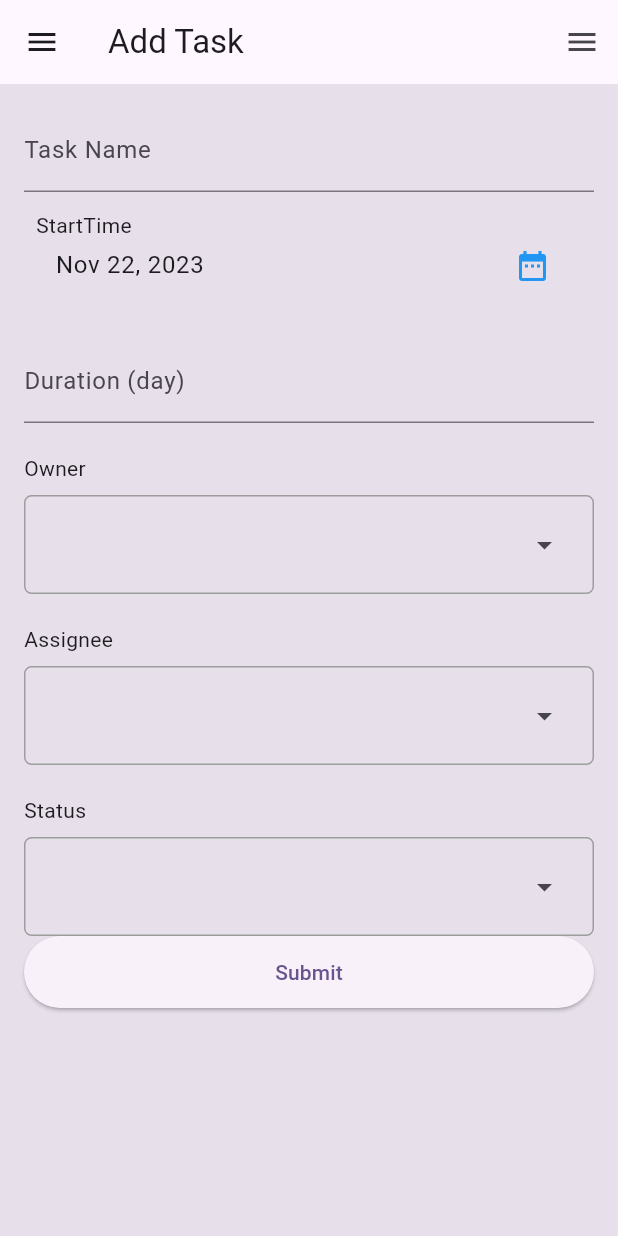
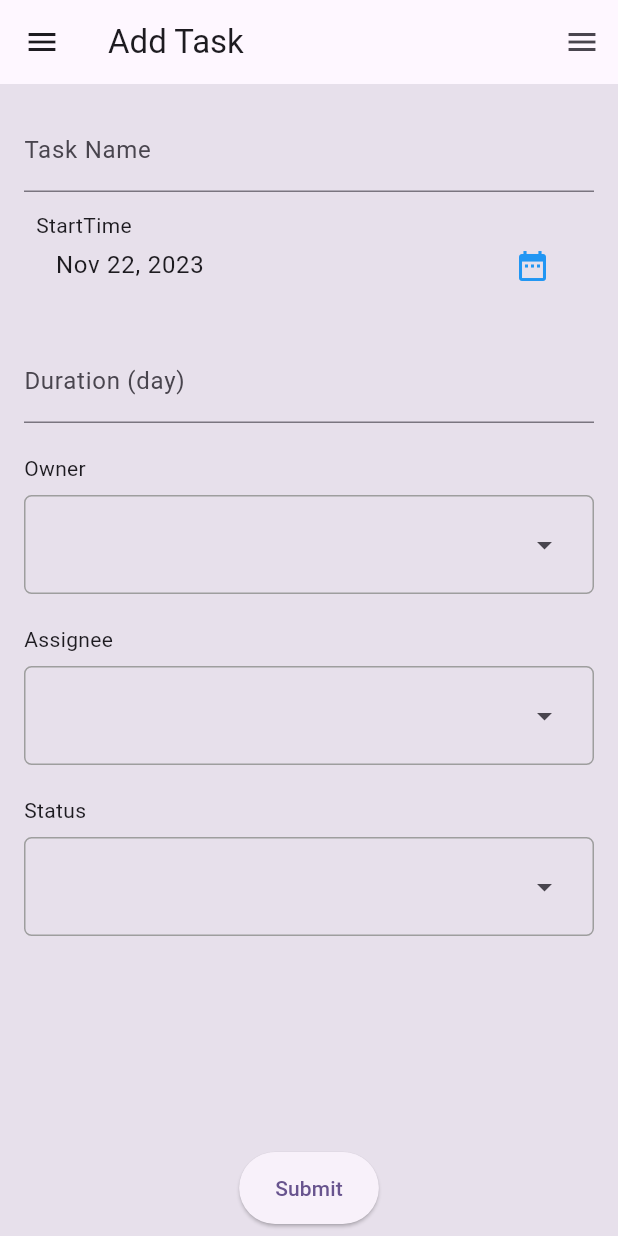
Before and after one commit to cholazzzb/amaz_corp_mobile, a Flutter app: the AddTaskScreen widget shown alone on an empty page, opened directly with empty values, on a phone screen of 412 x 824 dp. Run offline on Flutter 3.47's test engine with Material 2 defaults, Android fonts, the phone set to English and light mode, and no system bars; our stand-ins replace dio, either_dart, flutter_dotenv, flutter_native_splash, flutter_riverpod, flutter_secure_storage and 6 more; missing offline and left inert: onesignal_flutter; accounts and stored records are empty; generated files the repository leaves out were written again; network calls fail.

Commit message:
feat(app): implement scroll on add task screen

```diff
--- a/lib/feature/task/add_task_screen.dart
+++ b/lib/feature/task/add_task_screen.dart
@@ -10,7 +10,7 @@ import 'package:amaz_corp_mobile/shared/component/form/select_form_field.dart';
 import 'package:amaz_corp_mobile/shared/component/primary_button.dart';
 import 'package:amaz_corp_mobile/shared/constant/app_size.dart';
 import 'package:amaz_corp_mobile/shared/extension/numerical_range_formatter.dart';
-import 'package:amaz_corp_mobile/shared/layout/with_navigation.dart';
+import 'package:amaz_corp_mobile/shared/layout/with_navigation_custom.dart';
 import 'package:flutter/material.dart';
 import 'package:flutter/services.dart';
 import 'package:flutter_riverpod/flutter_riverpod.dart';
@@ -102,13 +102,18 @@ class _AddTaskScreenState extends ConsumerState<AddTaskScreen> {
 
     final listMember = ref.watch(getListMemberByBuildingIDProvider(buildingID));
 
-    return WithNavigationLayout(
+    return WithNavigationCustomLayout(
       title: 'Add Task',
       selectedIdx: 0,
-      child: Center(
+      child: Column(
+        mainAxisAlignment: MainAxisAlignment.spaceBetween,
+        children: [
+          Expanded(
+            child: SingleChildScrollView(
               child: Padding(
                 padding: const EdgeInsets.all(Sizes.p16),
-          child: Column(children: [
+                child: Column(
+                  children: [
                     TextFormField(
                       controller: _nameController,
                       decoration: const InputDecoration(labelText: 'Task Name'),
@@ -189,12 +194,19 @@ class _AddTaskScreenState extends ConsumerState<AddTaskScreen> {
                         });
                       },
                     ),
-            PrimaryButton(
+                  ],
+                ),
+              ),
+            ),
+          ),
+          Padding(
+            padding: const EdgeInsets.all(Sizes.p8),
+            child: PrimaryButton(
               text: "Submit",
               onPressed: submit,
+            ),
           )
-          ]),
-        ),
+        ],
       ),
     );
   }
--- a/lib/shared/component/primary_button.dart
+++ b/lib/shared/component/primary_button.dart
@@ -18,7 +18,6 @@ class PrimaryButton extends StatelessWidget {
   Widget build(BuildContext context) {
     return SizedBox(
       height: Sizes.p48,
-      width: double.infinity,
       child: ElevatedButton(
         onPressed: isLoading ? null : onPressed,
         child: isLoading
```
Lines whose indentation alone changed are shown as unchanged.
